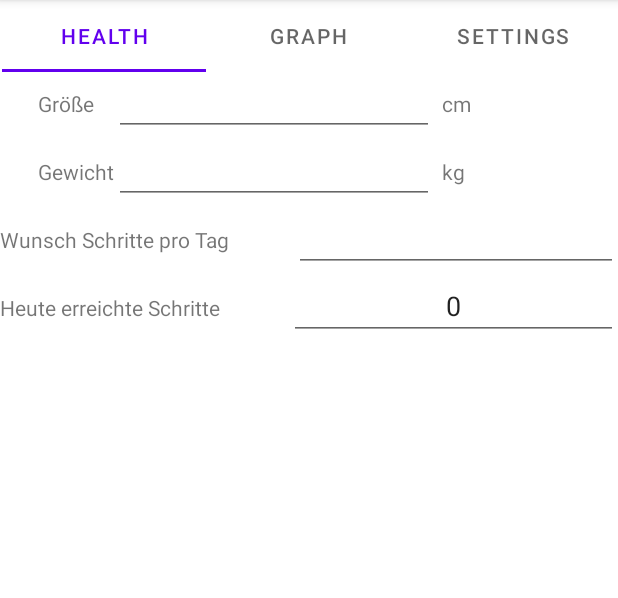
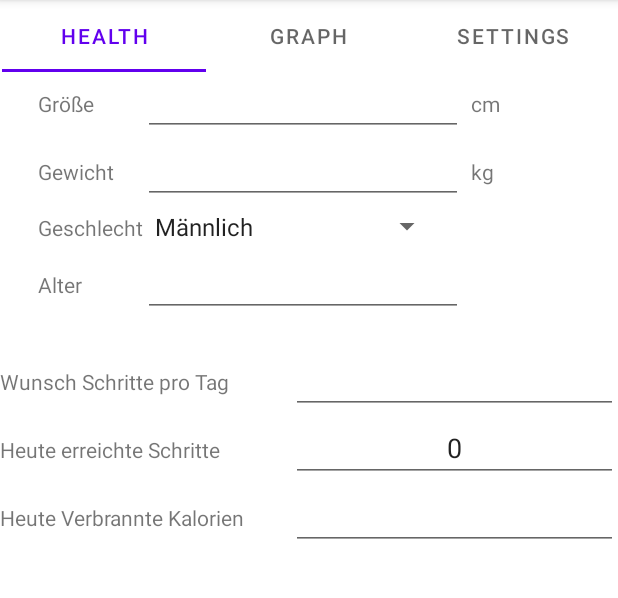
Before and after one commit to SkyTheLie/SensorDaten, an Android app: the screen it shows after launch (MainActivity), on a phone screen of 412 x 824 dp, the part 84-682 px from its top. Run offline under Robolectric (Android 15) with nearby library versions, the phone set to English and light mode, and no system bars; libraries missing offline, so code that uses them is left out: com.jjoe64.graphview.

Commit message:
add kcal calc

```diff
--- a/app/src/main/java/com/example/sensordaten/HealthFragment.java
+++ b/app/src/main/java/com/example/sensordaten/HealthFragment.java
@@ -14,11 +14,15 @@ import android.util.Log;
 import android.view.LayoutInflater;
 import android.view.View;
 import android.view.ViewGroup;
+import android.widget.AdapterView;
+import android.widget.ArrayAdapter;
 import android.widget.Button;
 import android.widget.EditText;
+import android.widget.Spinner;
 import android.widget.TextView;
 
 import java.text.SimpleDateFormat;
+import java.util.ArrayList;
 import java.util.Date;
 import java.util.Calendar;
 import java.util.Locale;
@@ -27,7 +31,8 @@ public class HealthFragment extends Fragment {
 
     EditText edGroeße;
     EditText edGewicht;
-
+    EditText edAlter;
+    EditText edBurnedKalorien;
     EditText edStepCount;
     EditText edWishStep;
     Button btSave;
@@ -35,6 +40,8 @@ public class HealthFragment extends Fragment {
 
     SharedPreferences sharedPreferences;
     String date;
+    int selectGeschlecht;
+    Spinner spGeschlecht;
     SimpleDateFormat df = new SimpleDateFormat("dd", Locale.getDefault());
 
     public void onViewCreated(View view, Bundle savedInstanceState) {
@@ -56,6 +63,7 @@ public class HealthFragment extends Fragment {
             public void run() {
                 updateHeathViewWithData();
                 checkDate();
+                updateKalorien();
                 handler.postDelayed(this, delayMillis);
             }
         }, delayMillis);
@@ -64,10 +72,49 @@ public class HealthFragment extends Fragment {
         edGroeße = view.findViewById(R.id.edGroeße);
         edStepCount = view.findViewById(R.id.edStepCount);
         edWishStep = view.findViewById(R.id.edWishSteps);
+        edAlter = view.findViewById(R.id.edAlter);
+        edBurnedKalorien = view.findViewById(R.id.edBurnedKalorien);
+
+        spGeschlecht = view.findViewById(R.id.spGeschlecht);
+        ArrayList<String> items = new ArrayList<>();
+        items.add("Männlich");
+        items.add("Weiblich");
+
+        ArrayAdapter<String> adapter = new ArrayAdapter<String>(view.getContext(), android.R.layout.simple_spinner_item, items);
+        adapter.setDropDownViewResource(android.R.layout.simple_spinner_dropdown_item);
+        spGeschlecht.setAdapter(adapter);
+
+        if(sharedPreferences.getString("geschlecht", "0").equals("Männlich")){
+            spGeschlecht.setSelection(0);
+        }else if (sharedPreferences.getString("geschlecht", "0").equals("Weiblich")){
+            spGeschlecht.setSelection(1);
+        }
+
+
+        spGeschlecht.setOnItemSelectedListener(new AdapterView.OnItemSelectedListener() {
+            @Override
+            public void onItemSelected(AdapterView<?> parent, View view, int position, long id) {
+                SharedPreferences.Editor editor = sharedPreferences.edit();
+                if(position == 0){
+                    editor.putString("geschlecht", "Männlich");
+                }else{
+                    editor.putString("geschlecht", "Weiblich");
+                }
+                editor.apply();
+            }
+
+            @Override
+            public void onNothingSelected(AdapterView<?> parent) {
+
+            }
+        });
 
 
         String gespeicherteDaten = sharedPreferences.getString("greoße", "");
         edGroeße.setText(gespeicherteDaten);
+
+        gespeicherteDaten = sharedPreferences.getString("alter", "");
+        edAlter.setText(gespeicherteDaten);
 
         gespeicherteDaten = sharedPreferences.getString("gewicht", "");
         edGewicht.setText(gespeicherteDaten);
@@ -79,21 +126,39 @@ public class HealthFragment extends Fragment {
         edGewicht.addTextChangedListener(textwatchGewicht);
         edStepCount.addTextChangedListener(textwatchStepCounter);
         edWishStep.addTextChangedListener(textwatchWishSteps);
+        edAlter.addTextChangedListener(textwatchAlter);
 
-/*
-        btSave = view.findViewById(R.id.safeData);
-        btSave.setOnClickListener(new View.OnClickListener() {
+    }
 
-            @Override
-            public void onClick(View v) {
-                SharedPreferences.Editor editor = sharedPreferences.edit();
-                editor.putString("greoße", edGroeße.getText().toString());
-                editor.putString("gewicht", edGewicht.getText().toString());
-                editor.apply();
+    private void updateKalorien() {
+        float schritte;
+        float größe;
+        float alter;
+        float gewicht;
+        float BMR;
+        float schrittreichweite;
+
+
+        if(edStepCount.getText().length() != 0 && edGroeße.getText().length() != 0 && edAlter.getText().length() != 0 && edGewicht.getText().length() != 0){
+            schritte = Float.parseFloat(String.valueOf(edStepCount.getText()));
+            größe = Float.parseFloat(String.valueOf(edGroeße.getText()));
+            alter = Float.parseFloat(String.valueOf(edAlter.getText()));
+            gewicht = Float.parseFloat(String.valueOf(edGewicht.getText()));
+
+            if(spGeschlecht.getSelectedItemPosition() == 0){
+                BMR = (10 * gewicht) + (6.25f * größe) - (5 * alter) + 5;
+            }else{
+                BMR = (10 * gewicht) + (6.25f * größe) - (5 * alter)  - 161;
             }
-        });
-*/
+           // float kcal = ((BMR / 24) * (3.9f / 60) * gewicht) / schritte;
 
+            schrittreichweite = (größe / 100) * 0.5f;
+
+            float kcal = (schrittreichweite / 1000f) * schritte * gewicht * 0.9f;
+            edBurnedKalorien.setText(kcal + "");
+
+            //1648,75
+        }
 
     }
 
@@ -196,6 +261,25 @@ public class HealthFragment extends Fragment {
         }
     };
 
+    private TextWatcher textwatchAlter = new TextWatcher() {
+
+        @Override
+        public void beforeTextChanged(CharSequence s, int start, int count, int after) {
+
+        }
+
+        @Override
+        public void onTextChanged(CharSequence s, int start, int before, int count) {
+
+        }
+
+        @Override
+        public void afterTextChanged(Editable s) {
+            safeSettings("alter", s.toString());
+
+        }
+    };
+
     @Override
     public View onCreateView(LayoutInflater inflater, ViewGroup container,
                              Bundle savedInstanceState) {
--- a/app/src/main/res/layout/healthfragment.xml
+++ b/app/src/main/res/layout/healthfragment.xml
@@ -18,16 +18,18 @@
 
             <androidx.gridlayout.widget.GridLayout
                 android:layout_width="match_parent"
-                android:layout_height="match_parent"
+                android:layout_height="185dp"
                 android:layout_marginLeft="25dp"
                 app:columnCount="3"
-                app:rowCount="2">
+                app:rowCount="4">
 
                 <TextView
                     android:id="@+id/textView33"
                     android:layout_width="wrap_content"
                     android:layout_height="wrap_content"
-                    android:text="Größe" />
+                    android:text="Größe"
+                    app:layout_column="0"
+                    app:layout_row="0" />
 
                 <TextView
                     android:id="@+id/textView34"
@@ -36,6 +38,22 @@
                     android:text="Gewicht"
                     app:layout_column="0"
                     app:layout_row="1" />
+
+                <TextView
+                    android:id="@+id/textView31"
+                    android:layout_width="wrap_content"
+                    android:layout_height="wrap_content"
+                    android:text="Geschlecht"
+                    app:layout_column="0"
+                    app:layout_row="2" />
+
+                <TextView
+                    android:id="@+id/textView35"
+                    android:layout_width="wrap_content"
+                    android:layout_height="wrap_content"
+                    android:text="Alter"
+                    app:layout_column="0"
+                    app:layout_row="3" />
 
                 <EditText
                     android:id="@+id/edGroeße"
@@ -74,6 +92,23 @@
                     android:text="kg"
                     app:layout_column="2"
                     app:layout_row="1" />
+
+                <EditText
+                    android:id="@+id/edAlter"
+                    android:layout_width="wrap_content"
+                    android:layout_height="wrap_content"
+                    android:ems="10"
+                    android:gravity="center"
+                    android:inputType="number"
+                    app:layout_column="1"
+                    app:layout_row="3" />
+
+                <Spinner
+                    android:id="@+id/spGeschlecht"
+                    android:layout_width="200dp"
+                    android:layout_height="30dp"
+                    app:layout_column="1"
+                    app:layout_row="2" />
             </androidx.gridlayout.widget.GridLayout>
 
             <LinearLayout
@@ -83,7 +118,7 @@
 
                 <TextView
                     android:id="@+id/tvWishSteps"
-                    android:layout_width="wrap_content"
+                    android:layout_width="150dp"
                     android:layout_height="wrap_content"
                     android:layout_weight="1"
                     android:text="Wunsch Schritte pro Tag" />
@@ -107,7 +142,7 @@
 
                 <TextView
                     android:id="@+id/tvStepCount"
-                    android:layout_width="wrap_content"
+                    android:layout_width="150dp"
                     android:layout_height="wrap_content"
                     android:layout_weight="1"
                     android:text="Heute erreichte Schritte" />
@@ -126,6 +161,33 @@
 
             </LinearLayout>
 
+            <LinearLayout
+                android:layout_width="match_parent"
+                android:layout_height="match_parent"
+                android:layout_weight="1"
+                android:orientation="horizontal">
+
+                <TextView
+                    android:id="@+id/tvBurnedKalorien"
+                    android:layout_width="150dp"
+                    android:layout_height="wrap_content"
+                    android:layout_weight="1"
+                    android:text="Heute Verbrannte Kalorien" />
+
+                <EditText
+                    android:id="@+id/edBurnedKalorien"
+                    android:layout_width="173dp"
+                    android:layout_height="wrap_content"
+                    android:layout_weight="1"
+                    android:clickable="false"
+                    android:ems="10"
+                    android:focusable="false"
+                    android:gravity="center"
+                    android:inputType="number"
+                    android:visibility="visible" />
+
+            </LinearLayout>
+
         </LinearLayout>
     </ScrollView>
 
```
